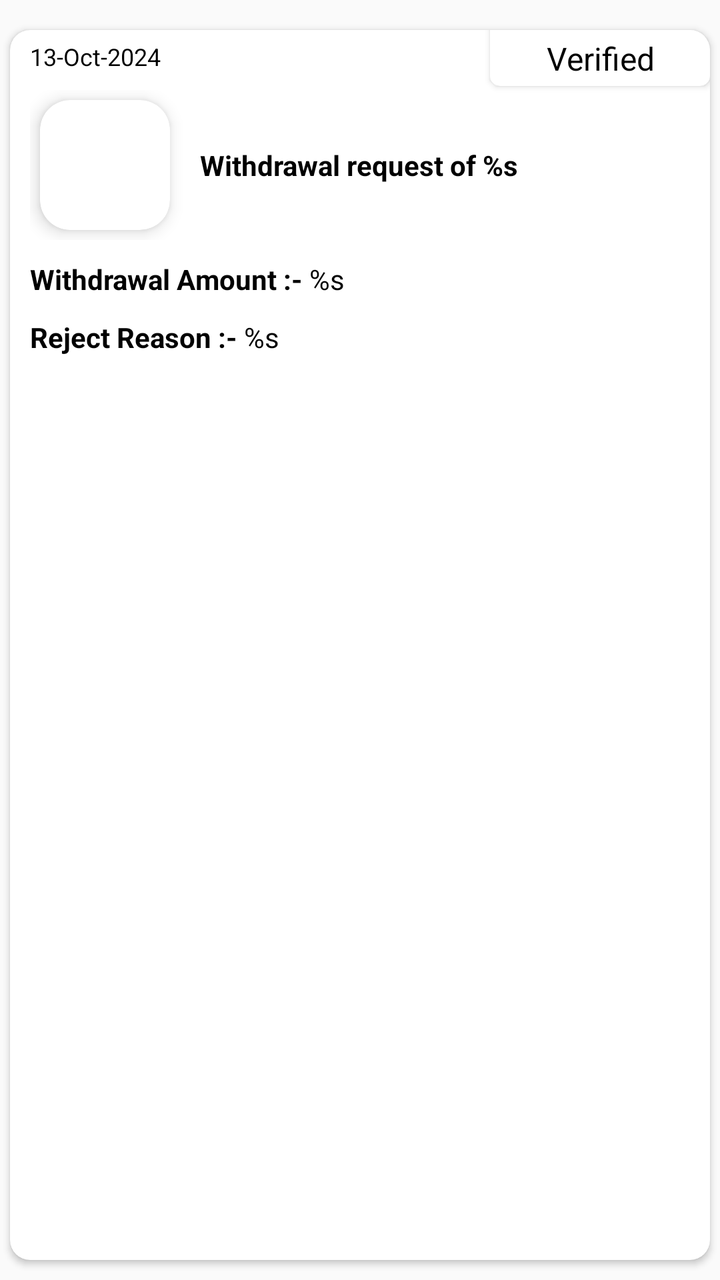
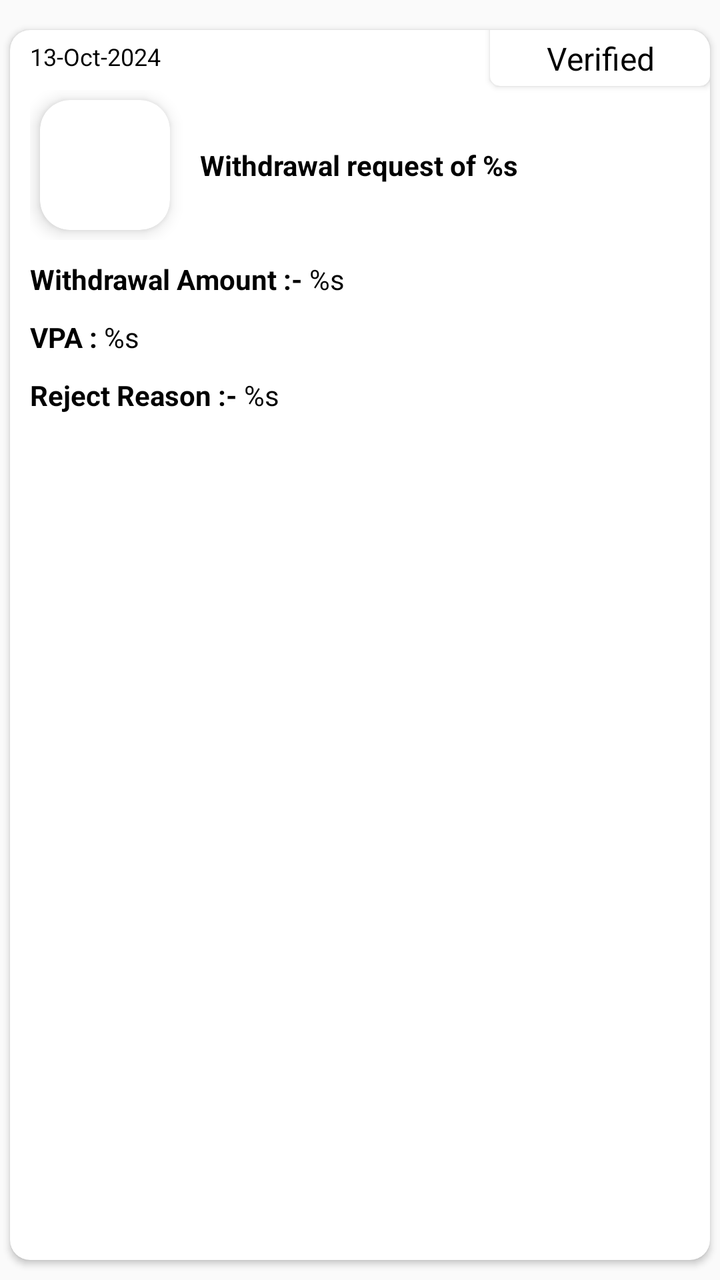

Screens rendered from an Android XML layout before and after an edit, with the pre-edit source and the edit as a unified diff.
<!-- AndroidManifest.xml: application theme Theme.PerkHub -->
<!-- res/layout/withdrawal_history_layout.xml -->
<?xml version="1.0" encoding="utf-8"?>
<LinearLayout xmlns:android="http://schemas.android.com/apk/res/android"
    xmlns:app="http://schemas.android.com/apk/res-auto"
    android:layout_width="match_parent"
    android:layout_height="wrap_content"
    android:orientation="vertical">

    <androidx.cardview.widget.CardView
        android:layout_width="match_parent"
        android:layout_height="match_parent"
        android:layout_marginStart="@dimen/dp5"
        android:layout_marginTop="@dimen/dp15"
        android:layout_marginEnd="@dimen/dp5"
        android:layout_marginBottom="@dimen/dp10"
        app:cardCornerRadius="@dimen/dp10">

        <RelativeLayout
            android:layout_width="match_parent"
            android:layout_height="match_parent"
            android:paddingBottom="@dimen/dp10">

            <TextView
                android:id="@+id/TxnDate"
                android:layout_width="match_parent"
                android:layout_height="wrap_content"
                android:layout_marginStart="10dp"
                android:layout_marginTop="@dimen/dp5"
                android:layout_marginEnd="10dp"
                android:text="13-Oct-2024"
                android:textColor="@color/black"
                android:textSize="12sp" />


            <androidx.cardview.widget.CardView
                android:id="@+id/statusView"
                android:layout_width="@dimen/_110dp"
                android:layout_height="wrap_content"
                android:layout_alignParentEnd="true"
                android:layout_marginTop="-5dp"
                android:orientation="vertical"
                app:cardCornerRadius="@dimen/dp5">

                <TextView
                    android:id="@+id/statusText"
                    android:layout_width="match_parent"
                    android:layout_height="match_parent"
                    android:layout_marginTop="@dimen/dp5"
                    android:padding="3dp"
                    android:text="Verified"
                    android:textAlignment="center"
                    android:textColor="@color/black"
                    android:textSize="16sp" />

            </androidx.cardview.widget.CardView>

            <LinearLayout
                android:id="@+id/namelayout"
                android:layout_width="match_parent"
                android:layout_height="wrap_content"
                android:layout_marginStart="@dimen/dp10"
                android:layout_marginTop="@dimen/dp30"
                android:layout_marginEnd="@dimen/dp10"
                android:orientation="horizontal">

                <androidx.cardview.widget.CardView
                    android:layout_width="wrap_content"
                    android:layout_height="wrap_content"
                    android:layout_margin="@dimen/dp5"
                    app:cardCornerRadius="@dimen/dp15"
                    app:cardElevation="@dimen/dp5">

                    <ImageView
                        android:id="@+id/storeIcon"
                        android:layout_width="@dimen/dp45"
                        android:layout_height="@dimen/dp45"
                        android:layout_margin="@dimen/dp10"/>
                </androidx.cardview.widget.CardView>

                <TextView
                    android:id="@+id/title"
                    android:layout_width="match_parent"
                    android:layout_height="wrap_content"
                    android:layout_gravity="center_vertical"
                    android:layout_marginStart="@dimen/dp10"
                    android:ellipsize="end"
                    android:maxLines="1"
                    android:text="@string/withdrawal_request_of_200"
                    android:textColor="@color/black"
                    android:textSize="@dimen/sp14"
                    android:textStyle="bold" />
            </LinearLayout>

            <TextView
                android:id="@+id/amt"
                android:layout_width="match_parent"
                android:layout_height="wrap_content"
                android:layout_below="@id/namelayout"
                android:layout_marginStart="10dp"
                android:layout_marginTop="10dp"
                android:layout_marginEnd="10dp"
                android:text="@string/withdrawal_amount"
                android:textColor="@color/black" />

            <LinearLayout
                android:layout_width="match_parent"
                android:layout_height="wrap_content"
                android:layout_below="@id/amt"
                android:orientation="horizontal">

                <TextView
                    android:id="@+id/rejectortxn"
                    android:layout_width="match_parent"
                    android:layout_height="wrap_content"
                    android:layout_marginStart="10dp"
                    android:layout_marginTop="10dp"
                    android:layout_marginEnd="5dp"
                    android:layout_weight="1"
                    android:text="@string/reject_reason"
                    android:textColor="@color/black" />


            </LinearLayout>
        </RelativeLayout>


    </androidx.cardview.widget.CardView>

</LinearLayout>
<!-- resources referenced by this layout -->
<resources>
  <color name="black">#FF000000</color>
  <dimen name="_110dp">110dp</dimen>
  <dimen name="dp10">10dp</dimen>
  <dimen name="dp15">15dp</dimen>
  <dimen name="dp30">30dp</dimen>
  <dimen name="dp45">45dp</dimen>
  <dimen name="dp5">5dp</dimen>
  <dimen name="sp14">14sp</dimen>
  <string name="reject_reason"><b>Reject Reason :- </b>%s</string>
  <string name="withdrawal_amount"><b>Withdrawal Amount :-</b> %s</string>
  <string name="withdrawal_request_of_200">Withdrawal request of %s</string>
  <style name="Theme.PerkHub" parent="Base.Theme.PerkHub" />
  <style name="Base.Theme.PerkHub" parent="Theme.AppCompat.DayNight.NoActionBar">
          
          
          <item name="android:statusBarColor">@android:color/white</item> 
          <item name="android:windowLightStatusBar">true</item> 
      </style>
</resources>

<!-- the commit's change to res/layout/withdrawal_history_layout.xml (unified diff, before → after) -->
@@ -73,7 +73,7 @@
                         android:id="@+id/storeIcon"
                         android:layout_width="@dimen/dp45"
                         android:layout_height="@dimen/dp45"
-                        android:layout_margin="@dimen/dp10"/>
+                        android:layout_margin="@dimen/dp10" />
                 </androidx.cardview.widget.CardView>
 
                 <TextView
@@ -101,10 +101,21 @@
                 android:text="@string/withdrawal_amount"
                 android:textColor="@color/black" />
 
+            <TextView
+                android:id="@+id/vpa"
+                android:layout_width="match_parent"
+                android:layout_height="wrap_content"
+                android:layout_below="@id/amt"
+                android:layout_marginStart="10dp"
+                android:layout_marginTop="10dp"
+                android:layout_marginEnd="10dp"
+                android:text="@string/vpa"
+                android:textColor="@color/black" />
+
             <LinearLayout
                 android:layout_width="match_parent"
                 android:layout_height="wrap_content"
-                android:layout_below="@id/amt"
+                android:layout_below="@id/vpa"
                 android:orientation="horizontal">
 
                 <TextView
<!-- resource entries referenced after the edit -->
@@ -9,6 +9,7 @@
   <dimen name="dp5">5dp</dimen>
   <dimen name="sp14">14sp</dimen>
   <string name="reject_reason"><b>Reject Reason :- </b>%s</string>
+  <string name="vpa"><b>VPA : </b>%s</string>
   <string name="withdrawal_amount"><b>Withdrawal Amount :-</b> %s</string>
   <string name="withdrawal_request_of_200">Withdrawal request of %s</string>
   <style name="Theme.PerkHub" parent="Base.Theme.PerkHub" />
